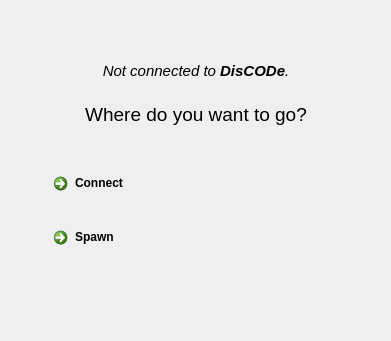
Old version of the form src/GUI/WelcomePage.ui in the repository maciek-slon/DisCODe.
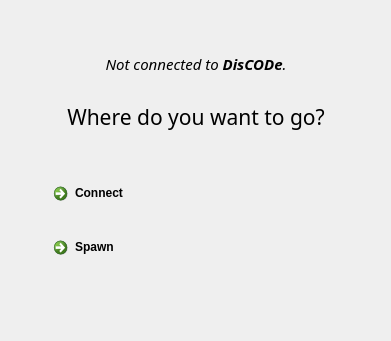
New version of the form. Icons and pictures are not drawn.

The edit to the form file:
```diff
--- a/src/GUI/WelcomePage.ui
+++ b/src/GUI/WelcomePage.ui
@@ -70,6 +70,7 @@
     <widget class="QLabel" name="label">
      <property name="font">
       <font>
+       <family>Ubuntu Condensed</family>
        <pointsize>14</pointsize>
       </font>
      </property>
@@ -77,14 +78,14 @@
       <string>&lt;!DOCTYPE HTML PUBLIC &quot;-//W3C//DTD HTML 4.0//EN&quot; &quot;http://www.w3.org/TR/REC-html40/strict.dtd&quot;&gt;
 &lt;html&gt;&lt;head&gt;&lt;meta name=&quot;qrichtext&quot; content=&quot;1&quot; /&gt;&lt;style type=&quot;text/css&quot;&gt;
 p, li { white-space: pre-wrap; }
-&lt;/style&gt;&lt;/head&gt;&lt;body style=&quot; font-family:'Sans'; font-size:14pt; font-weight:400; font-style:normal;&quot;&gt;
-&lt;table style=&quot;-qt-table-type: root; margin-top:4px; margin-bottom:4px; margin-left:4px; margin-right:4px;&quot;&gt;
+&lt;/style&gt;&lt;/head&gt;&lt;body style=&quot; font-family:'Ubuntu Condensed'; font-size:14pt; font-weight:400; font-style:normal;&quot;&gt;
+&lt;table border=&quot;0&quot; style=&quot;-qt-table-type: root; margin-top:4px; margin-bottom:4px; margin-left:4px; margin-right:4px;&quot;&gt;
 &lt;tr&gt;
 &lt;td style=&quot;border: none;&quot;&gt;
-&lt;p align=&quot;center&quot; style=&quot; margin-top:0px; margin-bottom:0px; margin-left:0px; margin-right:0px; -qt-block-indent:0; text-indent:0px;&quot;&gt;&lt;span style=&quot; font-size:11pt; font-style:italic;&quot;&gt;Not connected to &lt;/span&gt;&lt;span style=&quot; font-size:11pt; font-weight:600; font-style:italic;&quot;&gt;DisCODe&lt;/span&gt;&lt;span style=&quot; font-size:11pt; font-style:italic;&quot;&gt;.&lt;/span&gt;&lt;/p&gt;
-&lt;p align=&quot;center&quot; style=&quot;-qt-paragraph-type:empty; margin-top:0px; margin-bottom:0px; margin-left:0px; margin-right:0px; -qt-block-indent:0; text-indent:0px;&quot;&gt;&lt;/p&gt;
-&lt;p align=&quot;center&quot; style=&quot; margin-top:0px; margin-bottom:0px; margin-left:0px; margin-right:0px; -qt-block-indent:0; text-indent:0px;&quot;&gt;Where do you want to go?&lt;/p&gt;
-&lt;p align=&quot;center&quot; style=&quot;-qt-paragraph-type:empty; margin-top:0px; margin-bottom:0px; margin-left:0px; margin-right:0px; -qt-block-indent:0; text-indent:0px;&quot;&gt;&lt;/p&gt;&lt;/td&gt;&lt;/tr&gt;&lt;/table&gt;&lt;/body&gt;&lt;/html&gt;</string>
+&lt;p align=&quot;center&quot; style=&quot; margin-top:0px; margin-bottom:0px; margin-left:0px; margin-right:0px; -qt-block-indent:0; text-indent:0px;&quot;&gt;&lt;span style=&quot; font-family:'Ubuntu Light'; font-size:11pt; font-style:italic;&quot;&gt;Not connected to &lt;/span&gt;&lt;span style=&quot; font-family:'Ubuntu Light'; font-size:11pt; font-weight:600; font-style:italic;&quot;&gt;DisCODe&lt;/span&gt;&lt;span style=&quot; font-family:'Ubuntu Light'; font-size:11pt; font-style:italic;&quot;&gt;.&lt;/span&gt;&lt;/p&gt;
+&lt;p align=&quot;center&quot; style=&quot;-qt-paragraph-type:empty; margin-top:0px; margin-bottom:0px; margin-left:0px; margin-right:0px; -qt-block-indent:0; text-indent:0px; font-family:'Ubuntu Light';&quot;&gt;&lt;br /&gt;&lt;/p&gt;
+&lt;p align=&quot;center&quot; style=&quot; margin-top:0px; margin-bottom:0px; margin-left:0px; margin-right:0px; -qt-block-indent:0; text-indent:0px;&quot;&gt;&lt;span style=&quot; font-family:'Ubuntu Light'; font-size:16pt;&quot;&gt;Where do you want to go?&lt;/span&gt;&lt;/p&gt;
+&lt;p align=&quot;center&quot; style=&quot;-qt-paragraph-type:empty; margin-top:0px; margin-bottom:0px; margin-left:0px; margin-right:0px; -qt-block-indent:0; text-indent:0px; font-family:'Ubuntu Light';&quot;&gt;&lt;br /&gt;&lt;/p&gt;&lt;/td&gt;&lt;/tr&gt;&lt;/table&gt;&lt;/body&gt;&lt;/html&gt;</string>
      </property>
      <property name="alignment">
       <set>Qt::AlignCenter</set>
```
